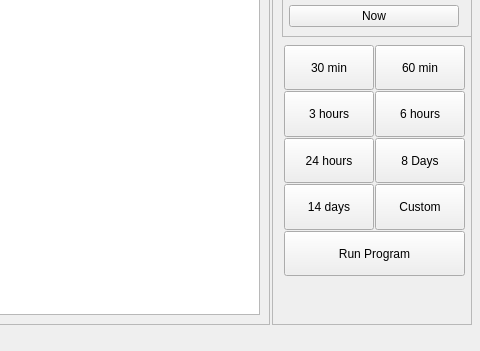
Before: the Qt Designer form Mainwindow.ui in spletcher1/PyMCU, drawn with Qt 5; both pictures show x 320 to 800 and y 129 to 480 of the 800 by 480 pixel window.
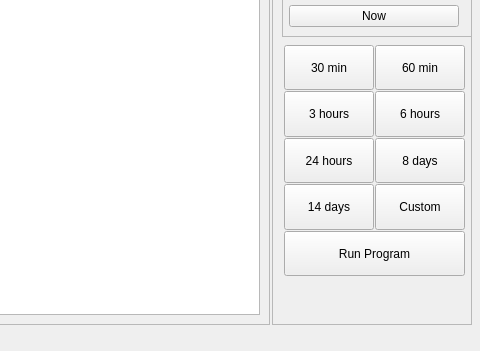
After: the same form once the commit is applied. Icons and pictures are not drawn.

The edit to the form file:
```diff
--- a/Mainwindow.ui
+++ b/Mainwindow.ui
@@ -301,7 +301,7 @@
                </sizepolicy>
               </property>
               <property name="text">
-               <string>8 Days</string>
+               <string>8 days</string>
               </property>
               <property name="flat">
                <bool>false</bool>
```
